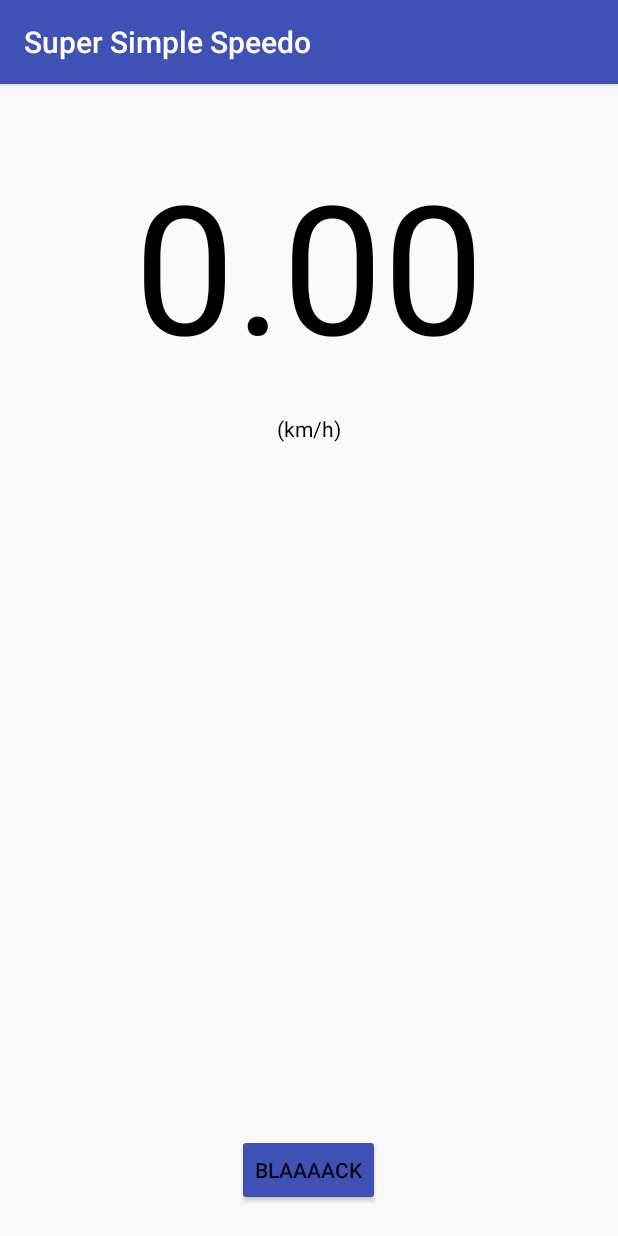
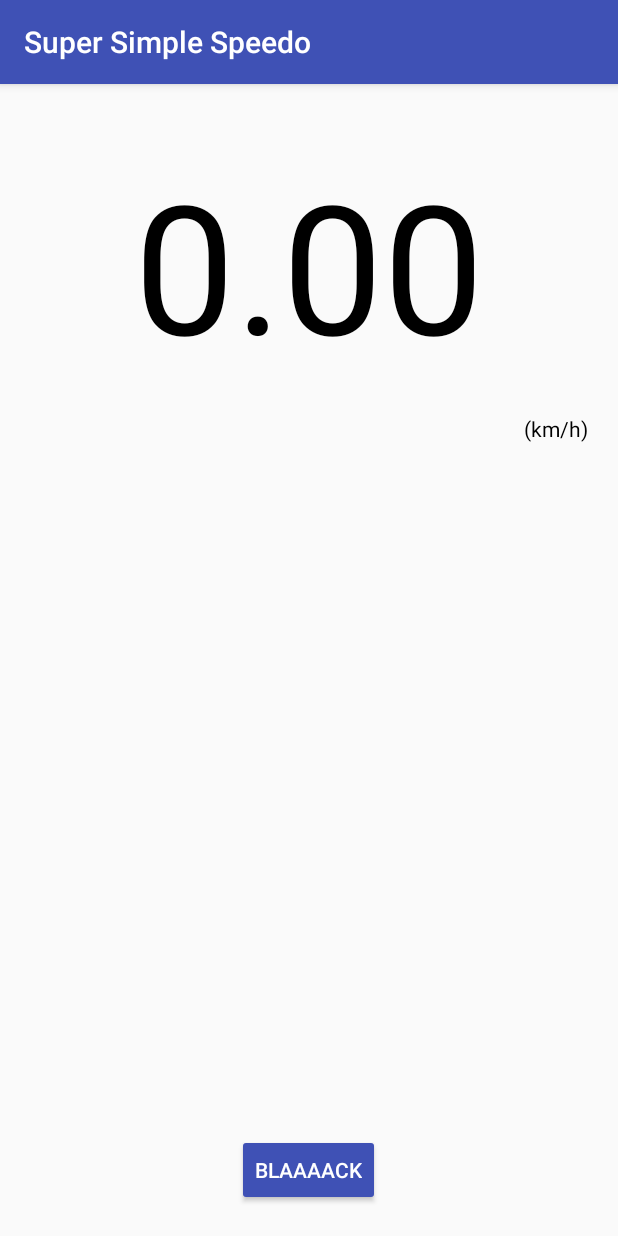
Before and after one commit to aidandavis/SimpleSpeedometer, an Android app: the screen it shows after launch (MainActivity), on a phone screen of 412 x 824 dp. Run offline under Robolectric (Android 15) with nearby library versions, the phone set to English and light mode, and no system bars.

Commit message:
Layout changes from phone testing

```diff
--- a/app/src/main/res/layout/activity_main.xml
+++ b/app/src/main/res/layout/activity_main.xml
@@ -26,9 +26,15 @@
         android:padding="20dp"
         app:layout_behavior="@string/appbar_scrolling_view_behavior">
 
+        <LinearLayout
+            android:layout_width="match_parent"
+            android:layout_height="wrap_content"
+            android:orientation="vertical">
+
             <TextView
                 android:id="@+id/speed_display"
                 android:layout_width="match_parent"
+                android:maxLines="1"
                 android:layout_height="wrap_content"
                 android:gravity="center"
                 android:paddingTop="20dp"
@@ -40,11 +46,11 @@
                 android:id="@+id/speed_format"
                 android:layout_width="wrap_content"
                 android:layout_height="wrap_content"
-            android:layout_below="@+id/speed_display"
-            android:layout_centerHorizontal="true"
                 android:paddingTop="20dp"
                 android:text="@string/km_h"
-            android:textColor="@color/black" />
+                android:textColor="@color/black"
+                android:layout_gravity="right"/>
+        </LinearLayout>
 
         <Button
             android:id="@+id/blackButton"
@@ -53,7 +59,8 @@
             android:layout_alignParentBottom="true"
             android:layout_centerInParent="true"
             android:backgroundTint="@color/colorPrimary"
-            android:text="@string/blaack" />
+            android:text="@string/blaack"
+            android:textColor="@color/white"/>
 
     </RelativeLayout>
 
```
Lines whose indentation alone changed are shown as unchanged.
